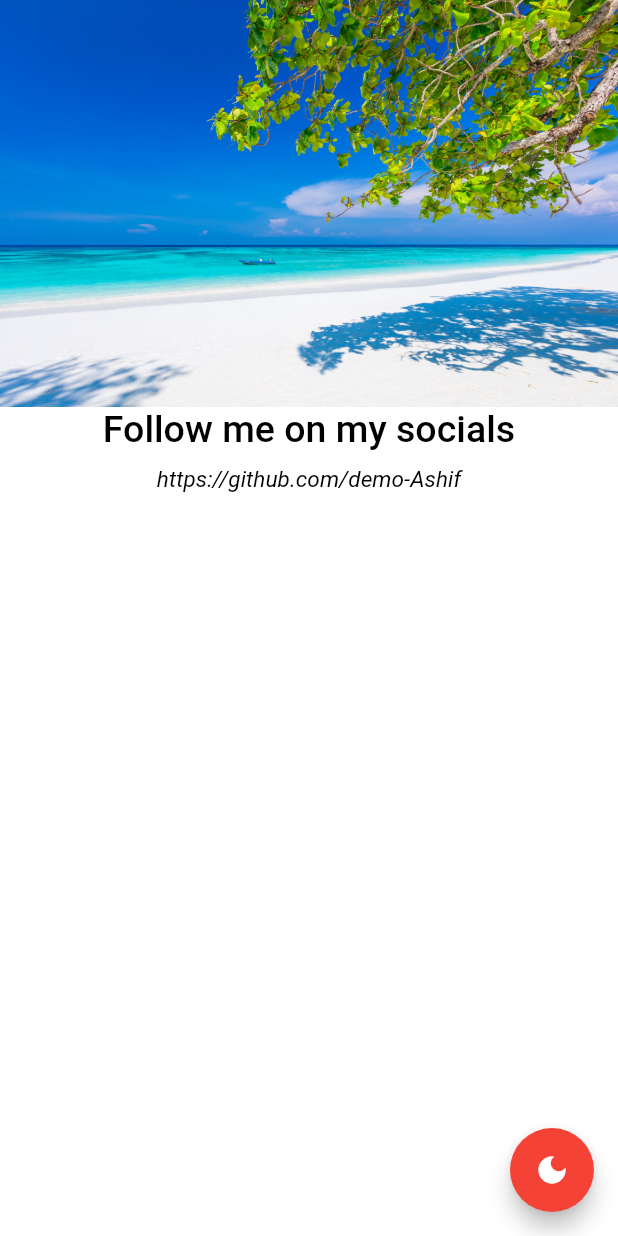
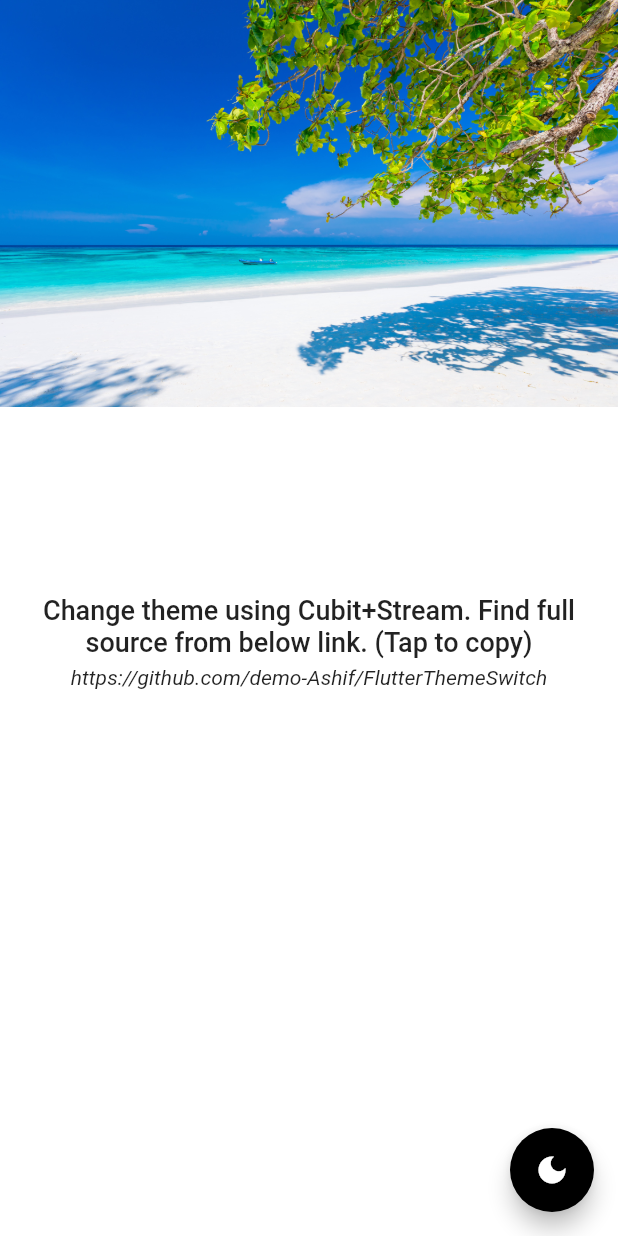
Before and after one commit to demo-Ashif/FlutterThemeSwitch, a Flutter app: the screen it shows after launch, on a phone screen of 412 x 824 dp. Run offline on Flutter 3.47's test engine with Material 2 defaults, Android fonts, the phone set to English and light mode, and no system bars; our stand-ins replace bloc, equatable, flutter_bloc, shared_preferences.

Commit message:
final ui element change done

```diff
--- a/lib/app_theme.dart
+++ b/lib/app_theme.dart
@@ -5,13 +5,13 @@ abstract class AppTheme {
         scaffoldBackgroundColor: Colors.white,
         textTheme: ThemeData.light().textTheme.copyWith(
               bodyText1: const TextStyle(
-                fontSize: 25,
-                color: Colors.black,
+                fontSize: 18,
+                color: Colors.black87,
               ),
               caption: const TextStyle(
                 fontStyle: FontStyle.italic,
-                fontSize: 15,
-                color: Colors.black,
+                fontSize: 14,
+                color: Colors.black87,
               ),
             ),
       );
@@ -20,12 +20,12 @@ abstract class AppTheme {
         scaffoldBackgroundColor: Colors.blueGrey.shade800,
         textTheme: ThemeData.light().textTheme.copyWith(
               bodyText1: const TextStyle(
-                fontSize: 25,
+                fontSize: 18,
                 color: Colors.white,
               ),
               caption: const TextStyle(
                 fontStyle: FontStyle.italic,
-                fontSize: 15,
+                fontSize: 14,
                 color: Colors.white,
               ),
             ),
--- a/lib/home_page.dart
+++ b/lib/home_page.dart
@@ -1,4 +1,5 @@
 import 'package:flutter/material.dart';
+import 'package:flutter/services.dart';
 import 'package:flutter_bloc/flutter_bloc.dart';
 import 'package:theme_switch_cubits/asset_locator.dart';
 
@@ -21,14 +22,30 @@ class HomePage extends StatelessWidget {
                   ? AssetsLocator.imgNight
                   : AssetsLocator.imgDay,
             ),
-            Text(
-              'Follow me on my socials',
-              style: Theme.of(context).textTheme.bodyText1,
+            const SizedBox(height: 125),
+            Padding(
+              padding: const EdgeInsets.symmetric(horizontal: 16),
+              child: Text(
+                'Change theme using Cubit+Stream. Find full source from below link. (Tap to copy)',
+                style: Theme.of(context).textTheme.bodyText1,
+                textAlign: TextAlign.center,
+              ),
             ),
-            const SizedBox(height: 10),
-            Text(
-              'https://github.com/demo-Ashif',
-              style: Theme.of(context).textTheme.caption,
+            const SizedBox(height: 5),
+            GestureDetector(
+              onTap: () {
+                Clipboard.setData(const ClipboardData(
+                        text:
+                            "https://github.com/demo-Ashif/FlutterThemeSwitch"))
+                    .then((_) {
+                  ScaffoldMessenger.of(context).showSnackBar(const SnackBar(
+                      content: Text('Link copied to your clipboard!')));
+                });
+              },
+              child: Text(
+                'https://github.com/demo-Ashif/FlutterThemeSwitch',
+                style: Theme.of(context).textTheme.caption,
+              ),
             ),
             const SizedBox(height: 10),
           ],
@@ -36,7 +53,10 @@ class HomePage extends StatelessWidget {
       ),
       floatingActionButton: FloatingActionButton(
         onPressed: () => context.read<ThemeCubit>().switchTheme(),
-        backgroundColor: Colors.red,
+        backgroundColor:
+            context.read<ThemeCubit>().state.themeMode == ThemeMode.light
+                ? Colors.black
+                : Colors.amber,
         tooltip: 'Switch Theme',
         child: context.read<ThemeCubit>().state.themeMode == ThemeMode.light
             ? const Icon(Icons.dark_mode)
```
